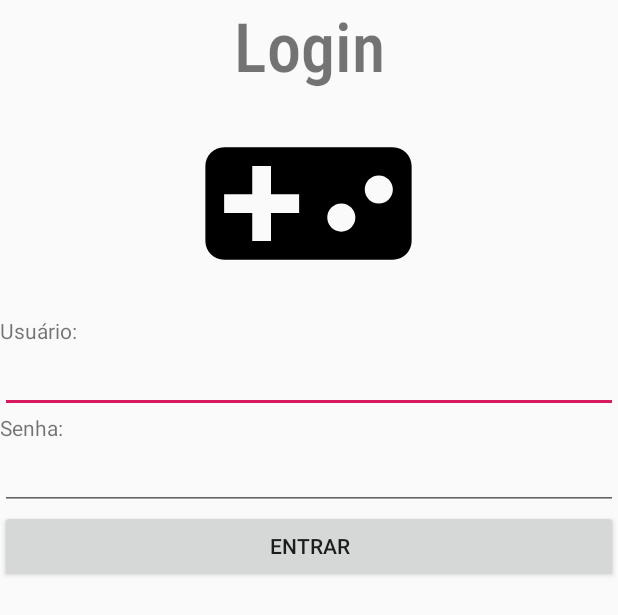
After one commit to gustavochequer/CardView1, an Android app: the layout login_main.xml on its own in the app's theme, with its tools: preview values and no code run, on a phone screen of 412 x 824 dp. The commit adds this screen. Shown: the top 615 px of the screen. Run offline under Robolectric (Android 15) with nearby library versions, the phone set to English and light mode, and no system bars.

Commit message:
alteração dia 15/05

```diff
--- a/app/src/main/AndroidManifest.xml
+++ b/app/src/main/AndroidManifest.xml
@@ -1,5 +1,6 @@
 <?xml version="1.0" encoding="utf-8"?>
 <manifest xmlns:android="http://schemas.android.com/apk/res/android"
+    xmlns:tools="http://schemas.android.com/tools"
     package="com.example.cardview1">
 
     <application
@@ -8,7 +9,8 @@
         android:label="@string/app_name"
         android:roundIcon="@mipmap/ic_launcher_round"
         android:supportsRtl="true"
-        android:theme="@style/AppTheme">
+        android:theme="@style/AppTheme"
+        tools:ignore="GoogleAppIndexingWarning">
         <activity android:name=".MainActivity"
             android:theme="@style/TemaSemBarra">
             <intent-filter>
--- /dev/null
+++ b/app/src/main/res/drawable/ic_videogame_asset_black.xml
@@ -0,0 +1,9 @@
+<vector xmlns:android="http://schemas.android.com/apk/res/android"
+        android:width="24dp"
+        android:height="24dp"
+        android:viewportWidth="24.0"
+        android:viewportHeight="24.0">
+    <path
+        android:fillColor="#FF000000"
+        android:pathData="M21,6L3,6c-1.1,0 -2,0.9 -2,2v8c0,1.1 0.9,2 2,2h18c1.1,0 2,-0.9 2,-2L23,8c0,-1.1 -0.9,-2 -2,-2zM11,13L8,13v3L6,16v-3L3,13v-2h3L6,8h2v3h3v2zM15.5,15c-0.83,0 -1.5,-0.67 -1.5,-1.5s0.67,-1.5 1.5,-1.5 1.5,0.67 1.5,1.5 -0.67,1.5 -1.5,1.5zM19.5,12c-0.83,0 -1.5,-0.67 -1.5,-1.5S18.67,9 19.5,9s1.5,0.67 1.5,1.5 -0.67,1.5 -1.5,1.5z"/>
+</vector>
--- a/app/src/main/res/layout/activity_main.xml
+++ b/app/src/main/res/layout/activity_main.xml
@@ -28,8 +28,7 @@
         <LinearLayout
             android:layout_width="match_parent"
             android:layout_height="match_parent"
-            android:orientation="vertical"
-            android:paddingRight="25dp">
+            android:orientation="vertical">
 
             <LinearLayout
                 android:layout_width="wrap_content"
--- /dev/null
+++ b/app/src/main/res/layout/login_main.xml
@@ -0,0 +1,47 @@
+<?xml version="1.0" encoding="utf-8"?>
+<LinearLayout xmlns:android="http://schemas.android.com/apk/res/android"
+    android:layout_width="match_parent"
+    android:layout_height="match_parent"
+    xmlns:tools="http://schemas.android.com/tools"
+    android:orientation="vertical"
+    tools:context=".MainActivity">
+
+    <TextView
+        android:layout_width="match_parent"
+        android:layout_height="wrap_content"
+        android:text="Login"
+        android:fontFamily="sans-serif-condensed-medium"
+        android:gravity="center"
+        android:textSize="45dp"
+        />
+    <ImageView
+        android:layout_width="150dp"
+        android:layout_height="150dp"
+        android:src="@drawable/ic_videogame_asset_black"
+        android:layout_gravity="center"
+        />
+
+        />
+    <TextView
+        android:layout_width="match_parent"
+        android:layout_height="wrap_content"
+        android:text="Usuário:"
+        />
+    <EditText
+        android:layout_width="match_parent"
+        android:layout_height="wrap_content" />
+    <TextView
+        android:layout_width="match_parent"
+        android:layout_height="wrap_content"
+        android:text="Senha:"
+        />
+    <EditText
+        android:layout_width="match_parent"
+        android:layout_height="wrap_content" />
+    <Button
+        android:layout_width="match_parent"
+        android:layout_height="wrap_content"
+        android:text="Entrar"/>
+
+
+</LinearLayout>
```
Also changed, not shown: app/src/main/res/drawable/ic_report_black.xml (added, +9 -0 lines), app/src/main/res/menu/menu_cardview.xml (+4 -6 lines).
